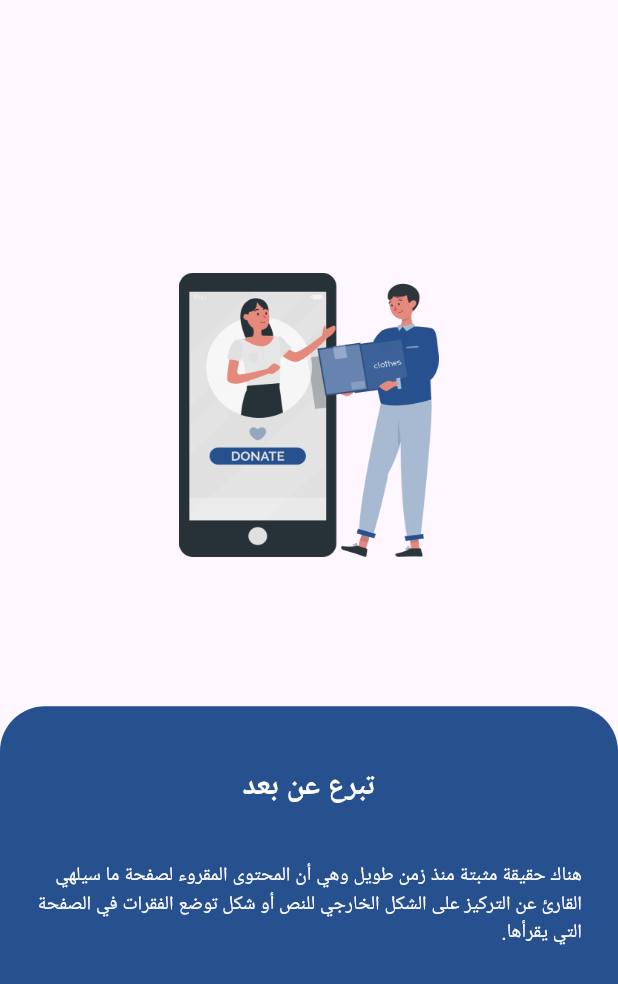
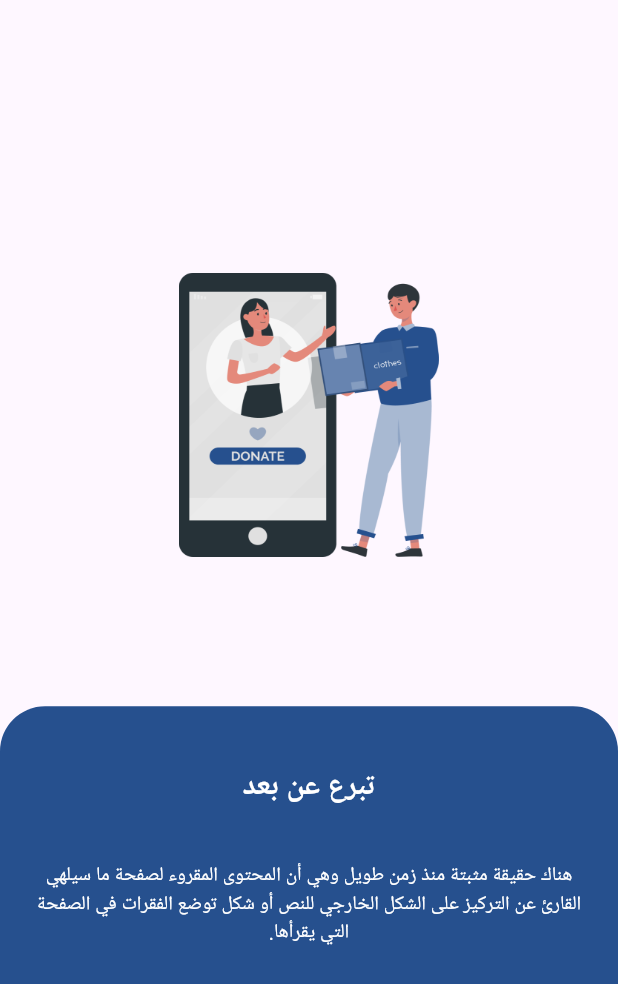
Before and after one commit to ZiadElsaadany/Graduation-Project-Flutter, a Flutter app: the screen it shows after launch, on a phone screen of 412 x 824 dp. Shown: the top 984 px of the screen. Run offline on Flutter 3.47's test engine with Material 3 defaults, Android fonts, the phone set to English and light mode, and no system bars; our stand-ins replace animated_text_kit, flutter_screenutil, flutter_svg, go_router, google_fonts; Roboto replaces fonts that are missing (Almarai).

Commit message:
create on boarding data list

```diff
--- a/lib/features/onboarding/presentation/view/onboarding_screen.dart
+++ b/lib/features/onboarding/presentation/view/onboarding_screen.dart
@@ -4,9 +4,32 @@ import 'package:aoun_tu/core/utls/styles.dart';
 import 'package:aoun_tu/core/utls/text.dart';
 import 'package:flutter/material.dart';
 
-class OnBoardingView extends StatelessWidget {
+class OnBoardingView extends StatefulWidget {
   const OnBoardingView({Key? key}) : super(key: key);
 
+  @override
+  State<OnBoardingView> createState() => _OnBoardingViewState();
+}
+
+class _OnBoardingViewState extends State<OnBoardingView> {
+  List<Map<String,String>> onBoardingData=[
+    {
+      'title': AppText.donate,
+      'description': 'هناك حقيقة مثبتة منذ زمن طويل وهي أن المحتوى المقروء لصفحة ما سيلهي القارئ عن التركيز على الشكل الخارجي للنص أو شكل توضع الفقرات في الصفحة التي يقرأها.',
+      'image': AppImages.firstOnBoarding, // Replace with your image asset
+    },
+    {
+      'title': AppText.clothsDonate,
+      'description': 'هناك حقيقة مثبتة منذ زمن طويل وهي أن المحتوى المقروء لصفحة ما سيلهي القارئ عن التركيز على الشكل الخارجي للنص أو شكل توضع الفقرات في الصفحة التي يقرأها.',
+      'image': AppImages.secOnBoarding, // Replace with your image asset
+    },
+    {
+      'title': AppText.foodDonate,
+      'description': 'هناك حقيقة مثبتة منذ زمن طويل وهي أن المحتوى المقروء لصفحة ما سيلهي القارئ عن التركيز على الشكل الخارجي للنص أو شكل توضع الفقرات في الصفحة التي يقرأها.',
+      'image': AppImages.thirdOnBoarding, // Replace with your image asset
+    },
+
+  ];
   @override
   Widget build(BuildContext context) {
     return Directionality(
@@ -54,6 +77,7 @@ class OnBoardingView extends StatelessWidget {
                       child: Text(
                         "هناك حقيقة مثبتة منذ زمن طويل وهي أن المحتوى المقروء لصفحة ما سيلهي القارئ عن التركيز على الشكل الخارجي للنص أو شكل توضع الفقرات في الصفحة التي يقرأها.",
                         style: AppStyles.textStyle13.copyWith(color: AppColors.white),
+                        textAlign: TextAlign.center,
                       ),
                     ),
                   ],
```
